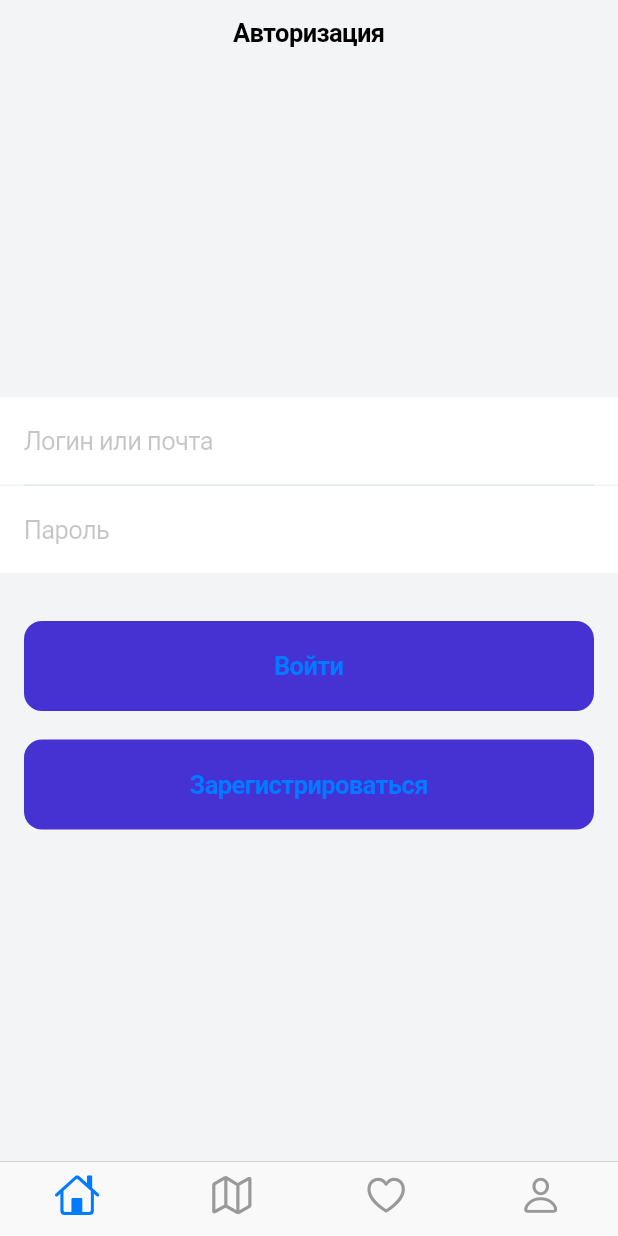
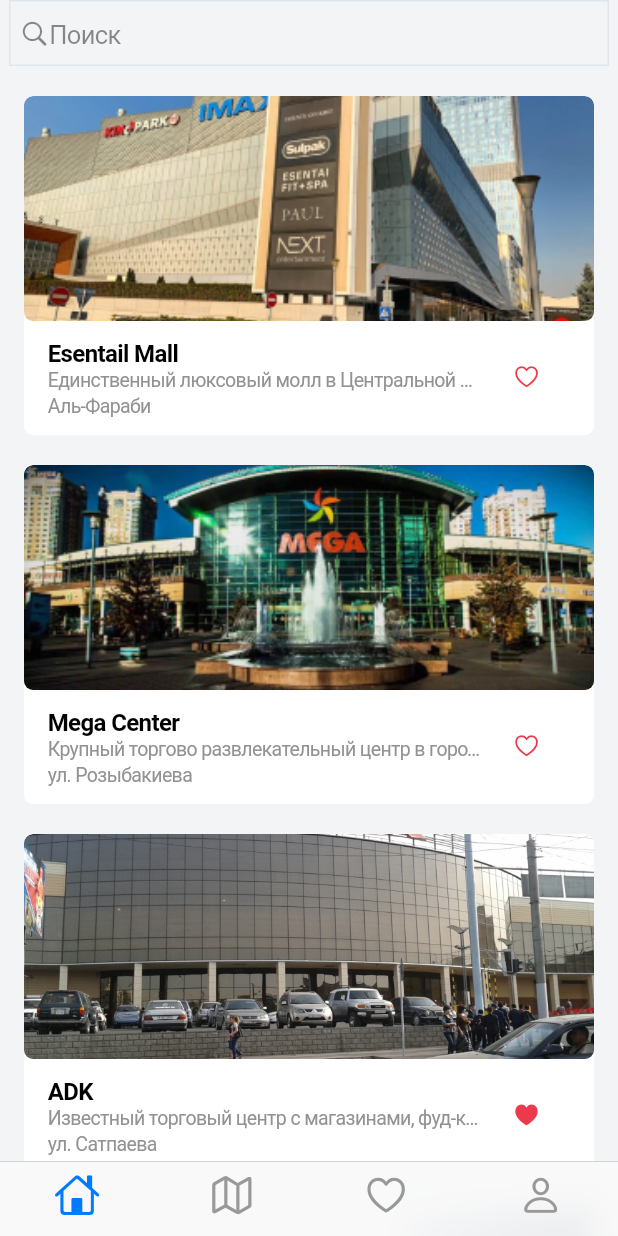
Before and after one commit to serikqaliev/flutter_project, a Flutter app: the screen it shows after launch, on a phone screen of 412 x 824 dp. Run offline on Flutter 3.47's test engine with Material 2 defaults, Android fonts, the phone set to English and light mode, and no system bars.

Commit message:
feed page, search, likes, mall class

```diff
--- /dev/null
+++ b/lib/src/common/constants/image_constants.dart
@@ -0,0 +1,5 @@
+import 'package:flutter/cupertino.dart';
+
+class AppImages {
+  static Image esentaiMall = Image.asset('assets/images/esentai.png');
+}
--- /dev/null
+++ b/lib/src/common/widgets/custom_favourite_button.dart
@@ -0,0 +1,49 @@
+import 'package:flutter/cupertino.dart';
+
+class CustomFavouriteButton extends StatefulWidget {
+  CustomFavouriteButton({
+    Key? key,
+    required this.liked,
+    required this.onChanged,
+  }) : super(key: key);
+
+  bool liked;
+  Function onChanged;
+
+  @override
+  State<CustomFavouriteButton> createState() => _CustomFavouriteButtonState();
+}
+
+class _CustomFavouriteButtonState extends State<CustomFavouriteButton> {
+  late bool liked;
+  late IconData likeIcon;
+
+  @override
+  void initState() {
+    liked = widget.liked;
+    likeIcon = widget.liked ? CupertinoIcons.heart_fill : CupertinoIcons.heart;
+    super.initState();
+  }
+
+  void changeLike() {
+    setState(() {
+      widget.onChanged();
+      liked = !liked;
+      likeIcon = liked ? CupertinoIcons.heart_fill : CupertinoIcons.heart;
+    });
+  }
+
+  @override
+  Widget build(BuildContext context) {
+    return SizedBox(
+      child: CupertinoButton(
+        onPressed: changeLike,
+        child: Icon(
+          likeIcon,
+          size: 18,
+          color: const Color(0xFFEC3A4D),
+        ),
+      ),
+    );
+  }
+}
--- /dev/null
+++ b/lib/src/common/widgets/mall-card.dart
@@ -0,0 +1,99 @@
+import 'package:flutter/cupertino.dart';
+
+import '../constants/color_constants.dart';
+import '../constants/padding_constants.dart';
+import 'custom_favourite_button.dart';
+
+class MallCard extends StatelessWidget {
+  const MallCard({
+    Key? key,
+    required this.title,
+    required this.description,
+    required this.imgPath,
+    required this.address,
+    required this.hasLike,
+    required this.onChanged,
+  }) : super(key: key);
+
+  final String title;
+  final String description;
+  final String imgPath;
+  final String address;
+  final bool hasLike;
+  final Function onChanged;
+
+  @override
+  Widget build(BuildContext context) {
+    return Padding(
+      padding: AppPaddings.horizontal,
+      child: Container(
+        clipBehavior: Clip.antiAlias,
+        decoration: const BoxDecoration(
+            color: AppColors.white,
+            borderRadius: BorderRadius.all(Radius.circular(6))),
+        child: Column(
+          crossAxisAlignment: CrossAxisAlignment.stretch,
+          children: [
+            ClipRRect(
+              borderRadius: const BorderRadius.all(Radius.circular(6)),
+              child: Image.asset(
+                imgPath,
+                fit: BoxFit.cover,
+                height: 150,
+              ),
+            ),
+            const SizedBox(height: 12),
+            Padding(
+              padding: AppPaddings.horizontal,
+              child: Row(
+                crossAxisAlignment: CrossAxisAlignment.start,
+                mainAxisAlignment: MainAxisAlignment.spaceBetween,
+                children: [
+                  Expanded(
+                    child: Column(
+                      crossAxisAlignment: CrossAxisAlignment.start,
+                      children: [
+                        Text(
+                          title,
+                          style: const TextStyle(
+                            fontWeight: FontWeight.bold,
+                            fontSize: 16,
+                          ),
+                        ),
+                        const SizedBox(height: 1),
+                        Text(
+                          description,
+                          maxLines: 1,
+                          overflow: TextOverflow.ellipsis,
+                          style: const TextStyle(
+                            fontWeight: FontWeight.normal,
+                            color: Color(0xFF929292),
+                            fontSize: 13,
+                          ),
+                        ),
+                        const SizedBox(height: 2),
+                        Text(
+                          address,
+                          style: const TextStyle(
+                            fontWeight: FontWeight.normal,
+                            color: Color(0xFF929292),
+                            fontSize: 13,
+                          ),
+                        ),
+                      ],
+                    ),
+                  ),
+                  CustomFavouriteButton(
+                    liked: hasLike,
+                    onChanged: onChanged,
+                  ),
+                ],
+              ),
+            ),
+            const SizedBox(height: 12)
+          ],
+        ),
+      ),
+    );
+  }
+}
--- /dev/null
+++ b/lib/src/screens/feed/feed_screen.dart
@@ -0,0 +1,97 @@
+// ignore_for_file: prefer_const_constructors
+
+import 'package:flutter/cupertino.dart';
+import 'package:lesson_1/src/common/constants/color_constants.dart';
+import '../../common/widgets/mall-card.dart';
+import '../../services/mall-service.dart';
+
+class FeedScreen extends StatefulWidget {
+  const FeedScreen({Key? key}) : super(key: key);
+
+  @override
+  State<FeedScreen> createState() => _FeedScreenState();
+}
+
+class _FeedScreenState extends State<FeedScreen> {
+  final mallItems = MallService.mallData;
+  var items = <Mall>[];
+
+  @override
+  void initState() {
+    items.addAll(mallItems);
+    super.initState();
+  }
+
+  void filterSearchResults(String query) {
+    List<Mall> searchList = <Mall>[];
+    searchList.addAll(MallService.mallData);
+    if (query.isNotEmpty) {
+      List<Mall> requestList = <Mall>[];
+      String lowerCaseQuery = query.toLowerCase();
+      for (var element in searchList) {
+        if (element.address.toLowerCase().contains(lowerCaseQuery) ||
+            element.description.toLowerCase().contains(lowerCaseQuery) ||
+            element.title.toLowerCase().contains(lowerCaseQuery)) {
+          requestList.add(element);
+        }
+      }
+      setState(() {
+        items.clear();
+        items.addAll(requestList);
+      });
+      return;
+    } else {
+      setState(() {
+        items.clear();
+        items.addAll(MallService.mallData);
+      });
+    }
+  }
+
+  @override
+  Widget build(BuildContext context) {
+    return CupertinoPageScaffold(
+      backgroundColor: AppColors.scaffoldBackground,
+      child: CupertinoPageScaffold(
+        navigationBar: CupertinoNavigationBar(
+          middle: CupertinoSearchTextField(
+            placeholder: 'Поиск',
+            onChanged: ((value) {
+              filterSearchResults(value);
+            }),
+            padding: EdgeInsets.symmetric(vertical: 12),
+            decoration: BoxDecoration(
+              border: Border.all(
+                color: Color(0xFFE0E6ED),
+              ),
+            ),
+          ),
+        ),
+        child: Column(
+          children: [
+            SizedBox(
+              height: 20,
+            ),
+            Expanded(
+              child: ListView.separated(
+                shrinkWrap: true,
+                itemBuilder: (context, index) {
+                  return MallCard(
+                    title: items[index].title,
+                    description: items[index].description,
+                    imgPath: items[index].imgPath,
+                    address: items[index].address,
+                    hasLike: items[index].hasLike,
+                    onChanged: items[index].setHasLike,
+                  );
+                },
+                separatorBuilder: (context, index) => SizedBox(height: 20),
+                itemCount: items.length,
+              ),
+            ),
+          ],
+        ),
+      ),
+    );
+  }
+}
--- a/lib/src/screens/home/home_screen.dart
+++ b/lib/src/screens/home/home_screen.dart
@@ -2,6 +2,7 @@
 // ignore_for_file: prefer_const_constructors
 import 'package:flutter/cupertino.dart';
 import 'package:lesson_1/src/screens/auth/auth_screen.dart';
+import 'package:lesson_1/src/screens/feed/feed_screen.dart';
 import 'package:lesson_1/src/screens/registration/registration_screen.dart';
 
 class HomeScreen extends StatelessWidget {
@@ -23,7 +24,7 @@
           builder: (context) {
             switch (index) {
               case 0:
-                return AuthScreen();
+                return FeedScreen();
               case 1:
                 return RegistrationScreen();
               case 2:
--- /dev/null
+++ b/lib/src/services/mall-service.dart
@@ -0,0 +1,64 @@
+class Mall {
+  String title;
+  String description;
+  String imgPath;
+  String address;
+  bool hasLike;
+
+  setHasLike() {
+    hasLike = !hasLike;
+  }
+
+  Mall({
+    required this.title,
+    required this.description,
+    required this.imgPath,
+    required this.address,
+    required this.hasLike,
+  });
+}
+
+class MallService {
+  static List<Mall> mallData = [
+    Mall(
+      title: 'Esentail Mall',
+      description:
+          'Единственный люксовый молл в Центральной Азии с эксклюзивным ассортиментом брендов и товаров.',
+      imgPath: 'assets/images/esentai.png',
+      address: 'Аль-Фараби',
+      hasLike: false,
+    ),
+    Mall(
+      title: 'Mega Center',
+      description:
+          'Крупный торгово развлекательный центр в городе Алма-Ата (Казахстан).',
+      imgPath: 'assets/images/mega.png',
+      address: 'ул. Розыбакиева',
+      hasLike: false,
+    ),
+    Mall(
+      title: 'ADK',
+      description:
+          'Известный торговый центр с магазинами, фуд-кортом, кинотеатром, супермаркетом и игровой зоной для детей.',
+      imgPath: 'assets/images/adk.png',
+      address: 'ул. Сатпаева',
+      hasLike: true,
+    ),
+    Mall(
+      title: 'Forum',
+      description:
+          'Уникальный проект, разработанный по современной системе «город в городе».',
+      imgPath: 'assets/images/forum.png',
+      address: 'ул. Сатпаева',
+      hasLike: false,
+    ),
+    Mall(
+      title: 'Dostyk Plaza',
+      description:
+          'Масштабный, современный торгово-развлекательный центр, расположенный в центре Алматы, светлый и просторный дизайн.',
+      imgPath: 'assets/images/dostykplaza.png',
+      address: 'ул. Сатпаева',
+      hasLike: false,
+    ),
+  ];
+}
```
Also changed, not shown: pubspec.yaml (+7 -1 lines), assets/images/adk.png (added), assets/images/dostykplaza.png (added), assets/images/esentai.png (added), assets/images/forum.png (added), assets/images/mega.png (added), 1 other file.
